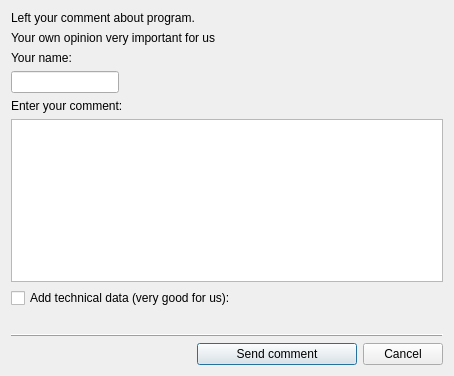
Before: the Qt Designer form src/loader/commentdialog.ui in silvansky/Contacts, drawn with Qt 5.
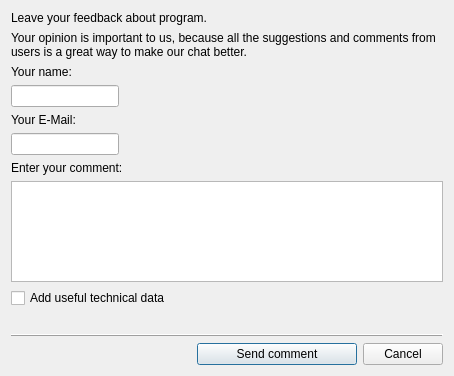
After: the same form once the commit is applied.

Commit message: Поправил окно отзыва, немного поправил всплывайки.

```diff
--- a/src/loader/commentdialog.ui
+++ b/src/loader/commentdialog.ui
@@ -31,7 +31,7 @@
         </sizepolicy>
        </property>
        <property name="text">
-        <string>Left your comment about program.</string>
+        <string>Leave your feedback about program.</string>
        </property>
       </widget>
      </item>
@@ -44,7 +44,10 @@
         </sizepolicy>
        </property>
        <property name="text">
-        <string>Your own opinion very important for us</string>
+        <string>Your opinion is important to us, because all the suggestions and comments from users is a great way to make our chat better.</string>
+       </property>
+       <property name="wordWrap">
+        <bool>true</bool>
        </property>
       </widget>
      </item>
@@ -75,6 +78,23 @@
        </property>
       </widget>
      </item>
+     <item>
+      <widget class="QLabel" name="lblEMail">
+       <property name="text">
+        <string>Your E-Mail:</string>
+       </property>
+      </widget>
+     </item>
+     <item>
+      <widget class="QLineEdit" name="lneEMail">
+       <property name="sizePolicy">
+        <sizepolicy hsizetype="Fixed" vsizetype="Fixed">
+         <horstretch>0</horstretch>
+         <verstretch>0</verstretch>
+        </sizepolicy>
+       </property>
+      </widget>
+     </item>
     </layout>
    </item>
    <item>
@@ -92,7 +112,7 @@
      <item>
       <widget class="QCheckBox" name="chbAddTechData">
        <property name="text">
-        <string>Add technical data (very good for us):</string>
+        <string>Add useful technical data</string>
        </property>
       </widget>
      </item>
```
The commit also changes 2 other files.
